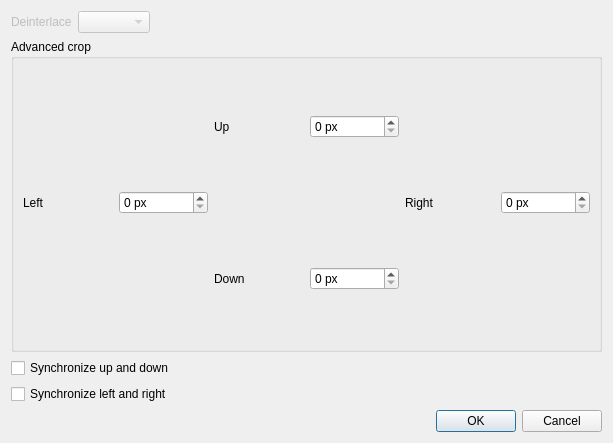
This is src/advancedpicturesettingswindow.ui in cinemaouvert/OPP as Qt 5 draws it before an edit. The edited form follows.
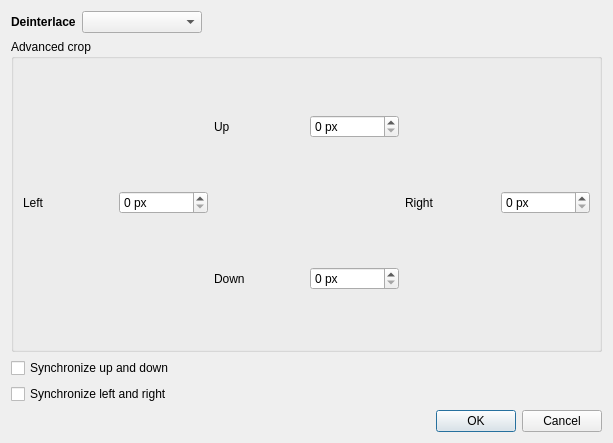
This is the edited form.

Commit message: Activated Deinterlacing

Patch:
```diff
--- a/src/advancedpicturesettingswindow.ui
+++ b/src/advancedpicturesettingswindow.ui
@@ -21,13 +21,22 @@
     <layout class="QVBoxLayout" name="verticalLayout">
      <item>
       <layout class="QHBoxLayout" name="horizontalLayout">
+       <property name="spacing">
+        <number>6</number>
+       </property>
        <property name="sizeConstraint">
         <enum>QLayout::SetDefaultConstraint</enum>
        </property>
        <item>
         <widget class="QLabel" name="label_deinterlace">
          <property name="enabled">
-          <bool>false</bool>
+          <bool>true</bool>
+         </property>
+         <property name="font">
+          <font>
+           <weight>75</weight>
+           <bold>true</bold>
+          </font>
          </property>
          <property name="text">
           <string>Deinterlace</string>
@@ -37,7 +46,13 @@
        <item>
         <widget class="QComboBox" name="comboBox_deinterlace">
          <property name="enabled">
-          <bool>false</bool>
+          <bool>true</bool>
+         </property>
+         <property name="minimumSize">
+          <size>
+           <width>120</width>
+           <height>0</height>
+          </size>
          </property>
         </widget>
        </item>
```
